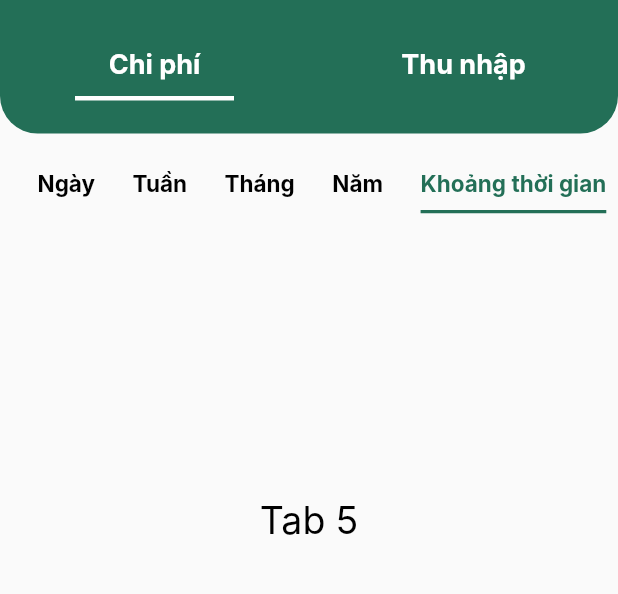
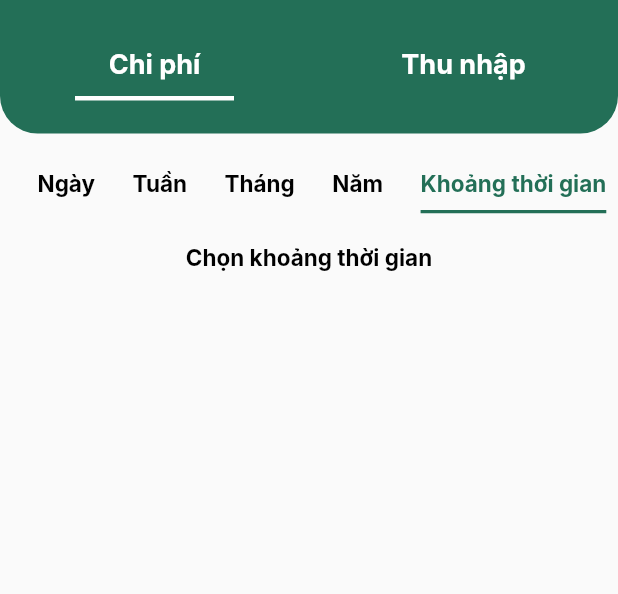
Before and after one commit to kieuvantuyen01/money0manager, a Flutter app: the screen it shows after launch, tab 5 chosen, on a phone screen of 412 x 824 dp, the part 90-684 px from its top. Run offline on Flutter 3.47's test engine with Material 2 defaults, Android fonts, the phone set to English and light mode, and no system bars; Roboto replaces fonts that are missing (Inter).

Commit message:
Add DateRangePicker

```diff
--- a/lib/components/DatePicker.dart
+++ b/lib/components/DatePicker.dart
@@ -30,7 +30,8 @@ class DatePickerState extends State<DatePicker> {
   }
 
   String getText() {
-    if (dateTime == null) {
+    if (isFirstTime == true) {
+      isFirstTime = false;
       return 'Chọn ngày';
     }
     return '${dateTime.day}/${dateTime.month}/${dateTime.year}';
--- /dev/null
+++ b/lib/components/DateRangePicker.dart
@@ -0,0 +1,68 @@
+import 'package:flutter/material.dart';
+import 'TitleText1.dart';
+
+class DateRangePicker extends StatefulWidget {
+  @override
+  DateRangePickerState createState() => DateRangePickerState();
+}
+
+class DateRangePickerState extends State<DateRangePicker> {
+  DateTimeRange dateRange = DateTimeRange(start: DateTime.now(), end: DateTime.now().add(Duration(hours: 24 * 3)));
+  bool isFirstTime1 = true;
+  bool isFirstTime2 = true;
+
+  Future pickDateRange(BuildContext context) async {
+   final initialDateRange = DateTimeRange(
+       start: DateTime.now(),
+       end: DateTime.now().add(Duration(hours: 24 * 3)),
+   );
+
+   final newDateRange = await showDateRangePicker(
+     context: context,
+     firstDate: DateTime(DateTime.now().year - 20),
+     lastDate: DateTime(DateTime.now().year + 1),
+     initialDateRange: initialDateRange,
+     builder: (context, child) => Theme(
+       data: ThemeData.light().copyWith(
+         colorScheme: ColorScheme.light(primary: Color.fromARGB(255, 35, 111, 87)),
+       ),
+       child: child as Widget,
+     ),
+   );
+
+   if (newDateRange == null) return;
+
+   setState(() {
+     this.dateRange = newDateRange;
+   });
+  }
+
+  String getFrom() {
+    if (isFirstTime1 == true) {
+      isFirstTime1 = false;
+      return 'Chọn khoảng thời gian';
+    }
+    return ('${dateRange.start.day}/${dateRange.start.month}/${dateRange.start.year}' + ' - ');
+  }
+
+  String getUntil() {
+    if (isFirstTime2 == true) {
+      isFirstTime2 = false;
+      return '';
+    }
+    return '${dateRange.end.day}/${dateRange.end.month}/${dateRange.end.year}';
+  }
+
+  @override
+  Widget build(BuildContext context) {
+    // TODO: implement build
+    return RaisedButton(
+      onPressed: () {
+        pickDateRange(context);
+      },
+      child: TitleText1(text: (getFrom() + getUntil()), fontFamily: 'Inter', fontSize: 15, fontWeight: FontWeight.bold, r: 0, g: 0, b: 0),
+      color: Color.fromARGB(255, 250, 250, 250),
+      elevation: 0,
+    );
+  }
+}
--- a/lib/components/SearchItem.dart
+++ b/lib/components/SearchItem.dart
@@ -2,7 +2,7 @@ import 'package:flutter/material.dart';
 
 class CustomSearchDelegate extends SearchDelegate {
   List<String> searchItem = [
-    'King doanh',
+    'Kinh doanh',
     'Giải trí',
     'Đi lại',
     'Học tập',
--- a/lib/screens/ExchangeMoney.dart
+++ b/lib/screens/ExchangeMoney.dart
@@ -1,4 +1,5 @@
 import 'package:flutter/material.dart';
+import '../components/DateRangePicker.dart';
 import '../components/DatePicker.dart';
 import '../components/PopUpNotification1.dart';
 import '../components/SearchItem.dart';
@@ -134,7 +135,13 @@ class ExchangeMoney extends StatelessWidget {
                         Center(child: TitleText1(text: 'Tab 2', fontFamily: 'Inter', fontSize: 25, fontWeight: FontWeight.normal, r: 0, g: 0, b: 0)),
                         Center(child: TitleText1(text: 'Tab 3', fontFamily: 'Inter', fontSize: 25, fontWeight: FontWeight.normal, r: 0, g: 0, b: 0)),
                         Center(child: TitleText1(text: 'Tab 4', fontFamily: 'Inter', fontSize: 25, fontWeight: FontWeight.normal, r: 0, g: 0, b: 0)),
-                        Center(child: TitleText1(text: 'Tab 5', fontFamily: 'Inter', fontSize: 25, fontWeight: FontWeight.normal, r: 0, g: 0, b: 0)),
+                        Center(
+                          child: Column(
+                            children: <Widget>[
+                              DateRangePicker(),
+                            ],
+                          ),
+                        ),
                       ]
                     ),
                   ),
```
